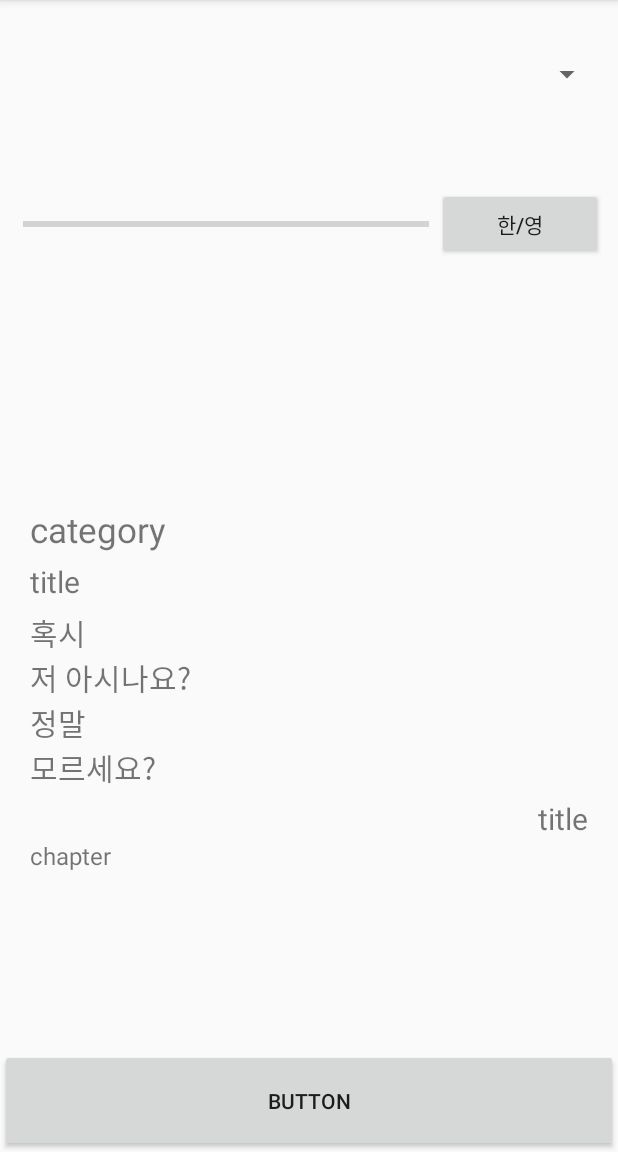
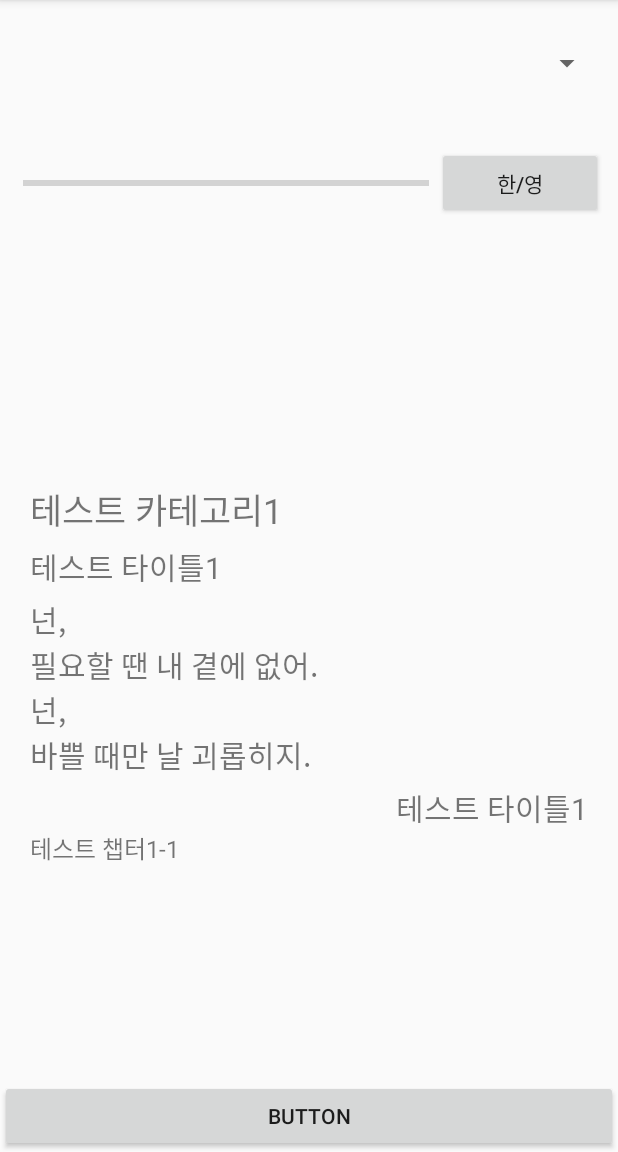
Before and after one commit to bychoi00/project1, an Android app: the screen it shows after launch (MainActivity), on a phone screen of 412 x 824 dp, the part 84-1236 px from its top. Run offline under Robolectric (Android 15) with nearby library versions, the phone set to English and light mode, and no system bars.

```diff
--- /dev/null
+++ b/bible_test/app/src/main/java/com/example/media_choi/bible_test/DatabaseHandler.java
@@ -0,0 +1,29 @@
+package com.example.media_choi.bible_test;
+
+import android.content.Context;
+import android.database.sqlite.SQLiteDatabase;
+import android.database.sqlite.SQLiteOpenHelper;
+
+/**
+ * Created by Media_Choi on 2018-02-13.
+ */
+
+public class DatabaseHandler extends SQLiteOpenHelper {
+
+    private static final String DB_NAME = "BIBLE";
+    private static final int DB_VERSION = 1;
+
+    public DatabaseHandler(Context context, String name, SQLiteDatabase.CursorFactory factory, int version) {
+        super(context, name, factory, version);
+    }
+
+    @Override
+    public void onCreate(SQLiteDatabase db) {
+
+    }
+
+    @Override
+    public void onUpgrade(SQLiteDatabase db, int oldVersion, int newVersion) {
+
+    }
+}
--- a/bible_test/app/src/main/java/com/example/media_choi/bible_test/FragmentBody.java
+++ /dev/null
@@ -1,87 +0,0 @@
-package com.example.media_choi.bible_test;
-
-import android.app.Fragment;
-import android.content.Context;
-import android.os.Bundle;
-import android.support.annotation.Nullable;
-import android.view.LayoutInflater;
-import android.view.View;
-import android.view.ViewGroup;
-import android.widget.TextView;
-
-import org.json.JSONArray;
-import org.json.JSONObject;
-
-import java.io.InputStream;
-import java.util.ArrayList;
-import java.util.HashMap;
-
-/**
- * Created by Media_Choi on 2018-02-07.
- */
-
-public class FragmentBody extends Fragment {
-
-    TextView textCategory;
-    TextView textTitle;
-    TextView textBody;
-    TextView textUnderTitle;
-    TextView textChapter;
-
-    //ArrayList<HashMap<String, String>> arrayList = new ArrayList<HashMap<String, String>>();
-    String body;
-    ArrayList<DataModel> data;
-
-
-    private Context context;
-
-    @Nullable
-    @Override
-    public View onCreateView(LayoutInflater inflater, @Nullable ViewGroup container, Bundle savedInstanceState) {
-        View view = inflater.inflate(R.layout.fragmentbody, container, false);
-        context = getContext();
-
-
-        String json = null;
-        try {
-            InputStream is = context.getAssets().open("test.json");
-            int size = is.available();
-            byte[] buffer = new byte[size];
-            is.read(buffer);
-            is.close();
-            json = new String(buffer, "UTF-8");
-
-            JSONObject obj = new JSONObject(json);
-            JSONArray jsonArray = obj.getJSONArray("Bible");
-            data = DataModel.fromJson(jsonArray);
-
-//            for (int i = 0; i < jsonArray.length(); i++) {
-//                JSONObject c = jsonArray.getJSONObject(i);
-//
-//                String id = c.getString("id");
-//                String chapter = c.getString("chapter");
-//                String category = c.getString("category");
-//                String title = c.getString("title");
-//                String body = c.getString("body");
-//
-//                // tmp hashmap for single student
-//                HashMap<String, String> data = new HashMap<String, String>();
-//
-//                // adding every child node to HashMap key => value
-//                data.put(id, id);
-//                data.put(chapter, chapter);
-//                data.put(category, category);
-//                data.put(title, title);
-//                arrayList.add(data);
-//            }
-
-        } catch (Exception e) {
-            e.printStackTrace();
-        }
-
-        textBody = (TextView) view.findViewById(R.id.textBody);
-        //textBody.setText(arrayList.toString());
-        textBody.setText(data.get(1).body);
-        return view;
-    }
-}
--- a/bible_test/app/src/main/java/com/example/media_choi/bible_test/MainActivity.java
+++ b/bible_test/app/src/main/java/com/example/media_choi/bible_test/MainActivity.java
@@ -1,32 +1,163 @@
 package com.example.media_choi.bible_test;
 
+import android.app.AlertDialog;
+import android.content.DialogInterface;
 import android.os.Bundle;
 import android.support.v7.app.AppCompatActivity;
 import android.view.View;
 import android.widget.Button;
+import android.widget.LinearLayout;
+import android.widget.TextView;
+import android.widget.Toast;
+
+import org.json.JSONArray;
+import org.json.JSONObject;
 
 import java.io.InputStream;
+import java.util.ArrayList;
 
 public class MainActivity extends AppCompatActivity {
 
+    Button buttonCheck;
+    TextView textCategory;
+    TextView textTitle;
+    TextView textBody;
+    TextView textUnderTitle;
+    TextView textChapter;
+    LinearLayout myLayout;
+    String body;
+    ArrayList<DataModel> data;
+    DataModel jsonData;
+    String id;
 
     @Override
     protected void onCreate(Bundle savedInstanceState) {
         super.onCreate(savedInstanceState);
         setContentView(R.layout.activity_main);
 
-        getFragmentManager().beginTransaction().setCustomAnimations(R.animator.enter_anim,R.animator.exit_anim).replace(R.id.main_frame,new FragmentBody()).commit();
 
-        Button button1 = (Button)findViewById(R.id.button1);
-        button1.setOnClickListener(new View.OnClickListener() {
+        //선언
+        textCategory = (TextView) findViewById(R.id.textCategory);
+        textTitle = (TextView) findViewById(R.id.textTitle);
+        textBody = (TextView) findViewById(R.id.textBody);
+        textChapter = (TextView) findViewById(R.id.textChapter);
+        textUnderTitle = (TextView) findViewById(R.id.textUnderTitle);
+        buttonCheck = (Button) findViewById(R.id.buttonCheck);
+        myLayout = (LinearLayout) findViewById(R.id.mylayout);
+
+        //json Data Load , id를 로컬DB를 통해 저장시켜뒀다가 종료시점 이후 불러오기***************************************
+        id = "A10101";
+        jsonData = DataLoad(id);
+
+        textCategory.setText(jsonData.category);
+        textTitle.setText(jsonData.title);
+        textBody.setText(jsonData.body);
+        textChapter.setText(jsonData.chapter);
+        textUnderTitle.setText(jsonData.title);
+
+        //이벤트
+        buttonCheck.setOnClickListener(new View.OnClickListener() {
             @Override
             public void onClick(View view) {
-                switchFragment();
+                dialogShow();
             }
         });
+        myLayout.setOnClickListener(new View.OnClickListener() {
+            @Override
+            public void onClick(View view) {
+                Toast.makeText(getApplicationContext(), "myLayout touch!", Toast.LENGTH_LONG).show();
+
+                //json Data Load
+                jsonData = DataLoad(id);
+
+                textCategory.setText(jsonData.category);
+                textTitle.setText(jsonData.title);
+                textBody.setText(jsonData.body);
+                textChapter.setText(jsonData.chapter);
+                textUnderTitle.setText(jsonData.title);
+            }
+        });
+
     }
 
-    private void switchFragment() {
-            getFragmentManager().beginTransaction().setCustomAnimations(R.animator.enter_anim,R.animator.exit_anim).replace(R.id.main_frame,new FragmentBody()).commit();
+
+    private void dialogShow() {
+        AlertDialog.Builder builder = new AlertDialog.Builder(this);
+        builder.setTitle("구절암송 완료");
+        builder.setMessage("우와! 다 외우셨나요?");
+        builder.setPositiveButton("예", new DialogInterface.OnClickListener() {
+            @Override
+            public void onClick(DialogInterface dialogInterface, int i) {
+                //예 누를 시 다음구절로 점프, 프로그레스바 진행, 리스트 뷰에 체크
+
+            }
+        });
+        builder.setNegativeButton("아직 덜 외웠어요", new DialogInterface.OnClickListener() {
+            @Override
+            public void onClick(DialogInterface dialogInterface, int i) {
+                //아니오 누를 시
+            }
+        });
+        builder.show();
+    }
+
+    private DataModel DataLoad(String id) {
+
+        //json데이터 로드
+        String json = null;
+        DataModel dataModel = new DataModel();
+
+        try {
+            InputStream is = getAssets().open("test.json");
+            int size = is.available();
+            byte[] buffer = new byte[size];
+            is.read(buffer);
+            is.close();
+            json = new String(buffer, "UTF-8");
+
+            JSONObject obj = new JSONObject(json);
+            JSONArray jsonArray = obj.getJSONArray("Bible");
+            data = DataModel.fromJson(jsonArray);
+
+//            for (int i = 0; i < jsonArray.length(); i++) {
+//                JSONObject c = jsonArray.getJSONObject(i);
+//
+//                String id = c.getString("id");
+//                String chapter = c.getString("chapter");
+//                String category = c.getString("category");
+//                String title = c.getString("title");
+//                String body = c.getString("body");
+//
+//                // tmp hashmap for single student
+//                HashMap<String, String> data = new HashMap<String, String>();
+//
+//                // adding every child node to HashMap key => value
+//                data.put(id, id);
+//                data.put(chapter, chapter);
+//                data.put(category, category);
+//                data.put(title, title);
+//                arrayList.add(data);
+//            }
+
+        } catch (Exception e) {
+            e.printStackTrace();
+        }
+
+
+        for(int i = 0 ; i< data.size() ; i++){
+            if( data.get(i).id.equals(id) ){
+                int index = data.indexOf(id);
+                dataModel.id = data.get(index+1).id;
+                dataModel.body = data.get(index+1).body;
+                dataModel.title = data.get(index+1).title;
+                dataModel.category = data.get(index+1).category;
+                dataModel.chapter = data.get(index+1).chapter;
+            }
+            else{
+            }
+        }
+
+
+        return dataModel;
     }
 }
--- a/bible_test/app/src/main/res/layout/activity_main.xml
+++ b/bible_test/app/src/main/res/layout/activity_main.xml
@@ -4,21 +4,21 @@
     xmlns:tools="http://schemas.android.com/tools"
     android:layout_width="match_parent"
     android:layout_height="match_parent"
-    tools:context="com.example.media_choi.bible_test.MainActivity"
-    android:orientation="vertical">
+    android:orientation="vertical"
+    tools:context="com.example.media_choi.bible_test.MainActivity">
 
 
     <LinearLayout
-        android:padding="10dp"
         android:layout_width="match_parent"
         android:layout_height="0dp"
         android:layout_weight="2"
-        android:orientation="vertical">
+        android:orientation="vertical"
+        android:padding="10dp">
 
         <Spinner
             android:layout_width="match_parent"
             android:layout_height="0dp"
-            android:layout_weight="2"/>
+            android:layout_weight="2" />
 
         <LinearLayout
             android:layout_width="match_parent"
@@ -27,13 +27,13 @@
             android:orientation="horizontal">
 
             <ProgressBar
+                android:id="@+id/progressbar"
                 style="?android:attr/progressBarStyleHorizontal"
-                android:padding="5dp"
-                android:id="@+id/progressbar"
                 android:layout_width="wrap_content"
                 android:layout_height="wrap_content"
+                android:layout_gravity="center"
                 android:layout_weight="10"
-                android:layout_gravity="center"/>
+                android:padding="5dp" />
 
             <Button
                 android:id="@+id/button2"
@@ -41,7 +41,7 @@
                 android:layout_height="wrap_content"
                 android:layout_gravity="center_vertical"
                 android:layout_weight="1"
-                android:text="한/영"/>
+                android:text="한/영" />
 
         </LinearLayout>
 
@@ -49,24 +49,64 @@
     </LinearLayout>
 
     <LinearLayout
+        android:id="@+id/mylayout"
         android:layout_width="match_parent"
         android:layout_height="0dp"
-        android:layout_weight="5"
-        android:orientation="vertical">
+        android:layout_weight="6"
+        android:gravity="center_vertical"
+        android:orientation="vertical"
+        android:paddingLeft="20dp"
+        android:paddingRight="20dp">
 
-        <FrameLayout
-            android:id="@+id/main_frame"
+
+        <TextView
+            android:id="@+id/textCategory"
             android:layout_width="match_parent"
-            android:layout_height="0dp"
-            android:layout_weight="7"/>
+            android:layout_height="wrap_content"
+            android:gravity="left"
+            android:text="category"
+            android:textSize="23dp" />
 
-        <Button
-            android:id="@+id/button1"
+        <TextView
+            android:id="@+id/textTitle"
             android:layout_width="match_parent"
-            android:layout_height="0dp"
-            android:layout_weight="1"
-            android:text="button"/>
+            android:layout_height="wrap_content"
+            android:gravity="left"
+            android:paddingTop="5dp"
+            android:text="title"
+            android:textSize="20dp" />
+
+        <TextView
+            android:id="@+id/textBody"
+            android:layout_width="match_parent"
+            android:layout_height="wrap_content"
+            android:paddingTop="5dp"
+            android:text="BodyBodyBody"
+            android:textSize="20dp" />
+
+        <TextView
+            android:id="@+id/textUnderTitle"
+            android:layout_width="match_parent"
+            android:layout_height="wrap_content"
+            android:gravity="right"
+            android:paddingTop="5dp"
+            android:text="title"
+            android:textSize="20dp" />
+
+        <TextView
+            android:id="@+id/textChapter"
+            android:layout_width="match_parent"
+            android:layout_height="wrap_content"
+            android:gravity="left"
+            android:text="chapter"
+            android:textSize="16dp" />
 
     </LinearLayout>
 
+    <Button
+        android:id="@+id/buttonCheck"
+        android:layout_width="match_parent"
+        android:layout_height="wrap_content"
+        android:text="button" />
+
 </LinearLayout>
--- a/bible_test/app/src/main/res/layout/fragmentbody.xml
+++ /dev/null
@@ -1,62 +0,0 @@
-<?xml version="1.0" encoding="utf-8"?>
-<LinearLayout xmlns:android="http://schemas.android.com/apk/res/android"
-    xmlns:tools="http://schemas.android.com/tools"
-    android:layout_width="match_parent"
-    android:layout_height="match_parent"
-    android:gravity="center"
-    android:orientation="vertical">
-
-
-    <LinearLayout
-        android:layout_width="match_parent"
-        android:layout_height="wrap_content"
-        android:layout_gravity="center"
-        android:orientation="vertical"
-        android:paddingLeft="20dp"
-        android:paddingRight="20dp">
-
-        <TextView
-            android:id="@+id/textCategory"
-            android:layout_width="match_parent"
-            android:layout_height="wrap_content"
-            android:text="category"
-            android:textSize="23dp"
-            android:gravity="left"/>
-
-        <TextView
-            android:id="@+id/textTitle"
-            android:layout_width="match_parent"
-            android:layout_height="wrap_content"
-            android:gravity="left"
-            android:paddingTop="5dp"
-            android:text="title"
-            android:textSize="20dp" />
-
-        <TextView
-            android:id="@+id/textBody"
-            android:layout_width="match_parent"
-            android:layout_height="wrap_content"
-            android:paddingTop="5dp"
-            android:text="BodyBodyBodyBodyBodyBodyBodyBodyBodyBodyBodyBodyBodyBodyBodyBodyBodyBodyBodyBodyBodyBodyBodyBodyBodyBodyBodyBodyBodyBody"
-            android:textSize="20dp" />
-
-        <TextView
-            android:id="@+id/textUnderTitle"
-            android:layout_width="match_parent"
-            android:layout_height="wrap_content"
-            android:gravity="right"
-            android:paddingTop="5dp"
-            android:text="title"
-            android:textSize="20dp" />
-
-        <TextView
-            android:id="@+id/textChapter"
-            android:layout_width="match_parent"
-            android:layout_height="wrap_content"
-            android:gravity="left"
-            android:text="chapter"
-            android:textSize="16dp" />
-
-    </LinearLayout>
-
-</LinearLayout>
```
